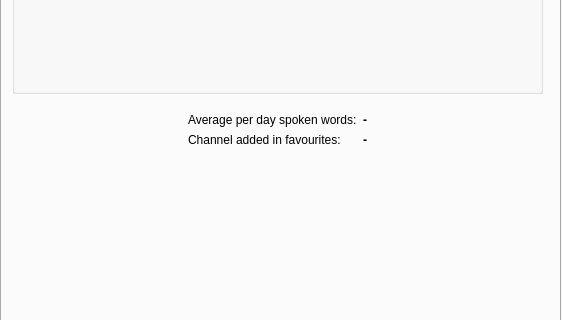
The window that ui/channel_settings.ui (gitter-badger/simplechatclient) describes before a commit, drawn with Qt 5; both pictures show x 0 to 562 and y 113 to 433 of the 562 by 600 pixel window.
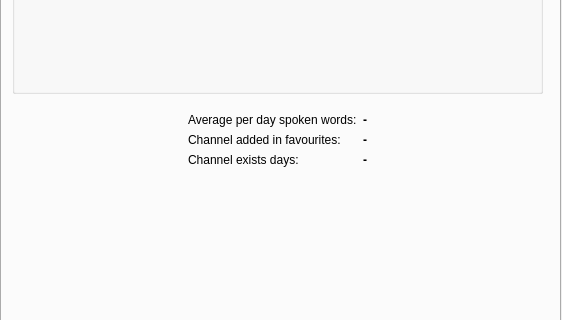
The same window after the commit. The open tabs and pages were chosen to show the change. Icons and pictures are not drawn.

Commit message: fixed channel stats

```diff
--- a/ui/channel_settings.ui
+++ b/ui/channel_settings.ui
@@ -1112,6 +1112,23 @@
           </property>
          </widget>
         </item>
+        <item row="2" column="0">
+         <widget class="QLabel" name="label_stats_lexists_days">
+          <property name="text">
+           <string>Channel exists days:</string>
+          </property>
+         </widget>
+        </item>
+        <item row="2" column="1">
+         <widget class="QLabel" name="label_stats_exists_days">
+          <property name="styleSheet">
+           <string notr="true">font-weight:bold;</string>
+          </property>
+          <property name="text">
+           <string>-</string>
+          </property>
+         </widget>
+        </item>
        </layout>
       </item>
       <item>
```
The commit also changes 3 other files.
